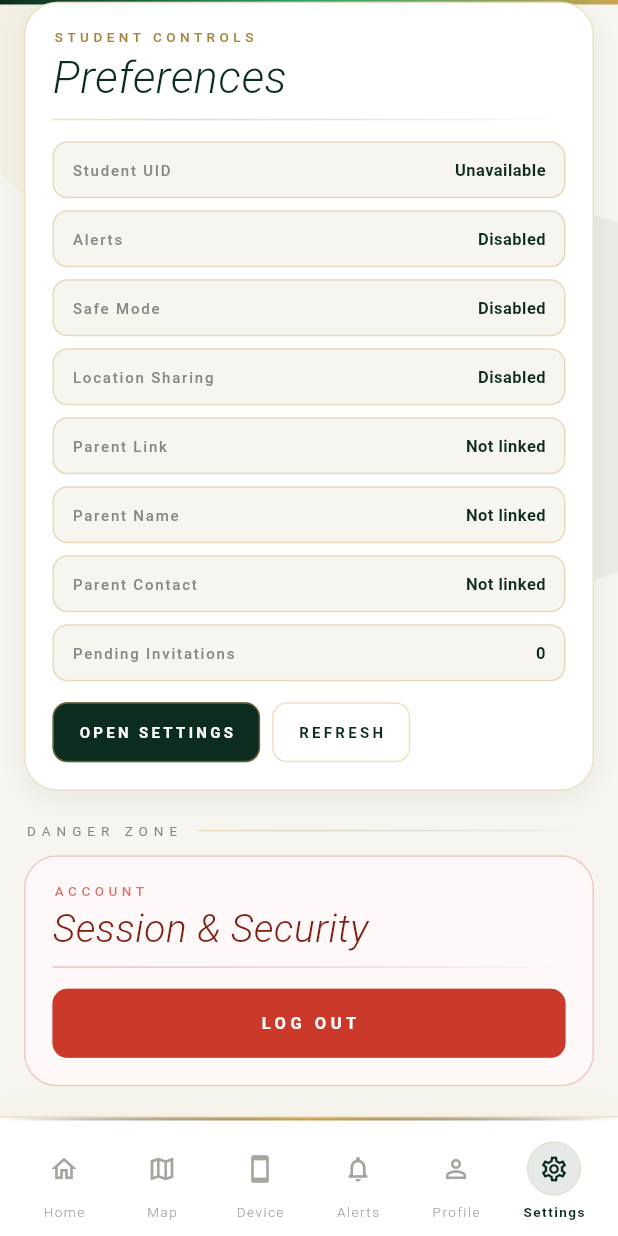
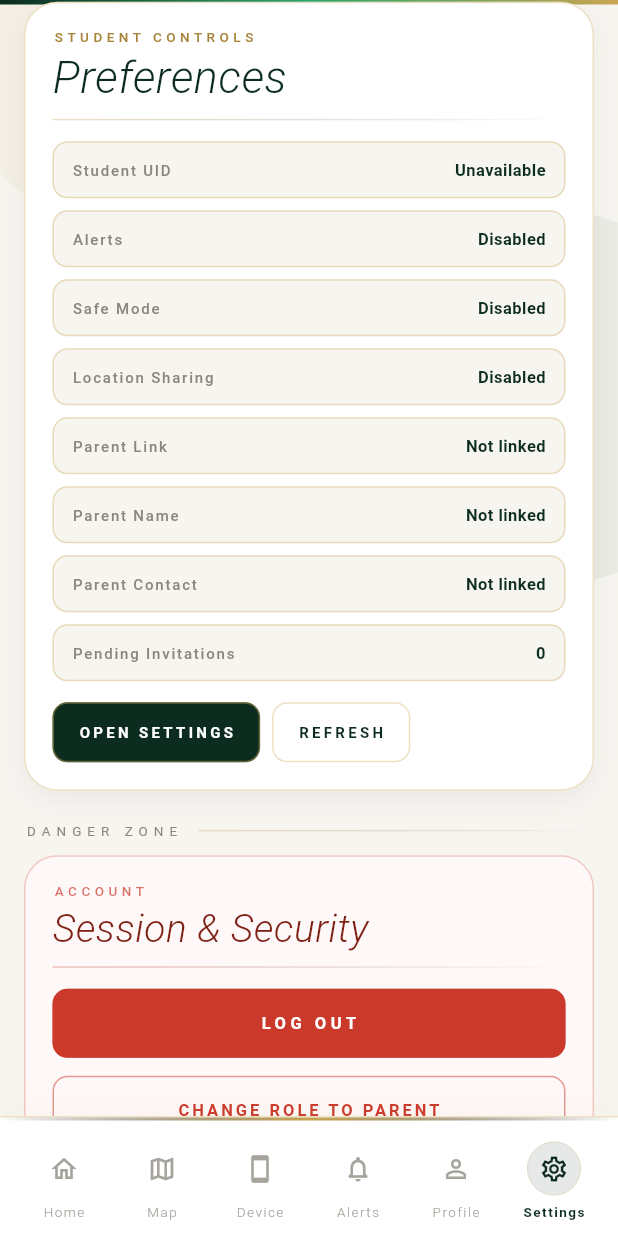
Before and after one commit to BackBone321/Safewalk, a Flutter app: the screen it shows once a user with an empty profile is signed in, item 6 of the bottom bar chosen, scrolled down 302 dp, on a phone screen of 412 x 824 dp. Run offline on Flutter 3.47's test engine with Material 3 defaults, Android fonts, the light colour scheme and no system bars; our stand-ins replace cloud_firestore, cloud_functions, firebase_auth, firebase_core, geolocator, google_maps_flutter; missing offline and left inert: dart:html, dart:js_util; accounts and stored records are empty; Roboto replaces fonts that are missing (CormorantGaramond, JosefinSans).

Commit message:
adding changing roles

```diff
--- a/lib/User/user_dashboard.dart
+++ b/lib/User/user_dashboard.dart
@@ -2624,6 +2624,45 @@ class _UserDashboardPageState extends State<UserDashboardPage> {
     );
   }
 
+  Future<void> _changeRoleToParent() async {
+    final confirmed = await showDialog<bool>(
+      context: context,
+      builder: (context) {
+        return AlertDialog(
+          backgroundColor: AppColors.white,
+          title: const Text('Change Role to Parent'),
+          content: const Text(
+            'Are you sure you want to change your account role to Parent? This will unlink you from all current parent links. You will be logged out to apply changes.',
+          ),
+          actions: [
+            TextButton(
+              onPressed: () => Navigator.of(context).pop(false),
+              child: const Text('Cancel'),
+            ),
+            TextButton(
+              onPressed: () => Navigator.of(context).pop(true),
+              child: const Text('Yes'),
+            ),
+          ],
+        );
+      },
+    );
+
+    if (confirmed != true) return;
+    try {
+      final uid = FirebaseAuth.instance.currentUser?.uid;
+      if (uid != null) {
+        await _firestore.collection('users').doc(uid).update({
+          'role': 'parent',
+        });
+        await _firestore.collection('user_settings').doc(uid).delete();
+      }
+      await _logout();
+    } catch (e) {
+      _showActionSnack('Failed to change role: $e', isError: true);
+    }
+  }
+
   // ─── BUILD ─────────────────────────────────────────────────────
 
   @override
@@ -3173,6 +3212,41 @@ class _UserDashboardPageState extends State<UserDashboardPage> {
                           color: AppColors.white,
                           fontSize: 11,
                           letterSpacing: 3,
+                          fontWeight: FontWeight.w600,
+                        ),
+                      ),
+                    ),
+                  ),
+                ),
+              ),
+              const SizedBox(height: 12),
+              SizedBox(
+                width: double.infinity,
+                child: Material(
+                  color: Colors.transparent,
+                  borderRadius: BorderRadius.circular(10),
+                  child: InkWell(
+                    onTap: _changeRoleToParent,
+                    borderRadius: BorderRadius.circular(10),
+                    child: Container(
+                      padding: const EdgeInsets.symmetric(
+                        horizontal: 16,
+                        vertical: 14,
+                      ),
+                      alignment: Alignment.center,
+                      decoration: BoxDecoration(
+                        borderRadius: BorderRadius.circular(10),
+                        border: Border.all(
+                          color: const Color(0xFFCB392B).withValues(alpha: 0.5),
+                        ),
+                      ),
+                      child: Text(
+                        'CHANGE ROLE TO PARENT',
+                        style: TextStyle(
+                          fontFamily: _bf,
+                          color: const Color(0xFFCB392B),
+                          fontSize: 11,
+                          letterSpacing: 2,
                           fontWeight: FontWeight.w600,
                         ),
                       ),
```
Also changed, not shown: lib/User/parent_dashboard.dart (+74 -0 lines).
